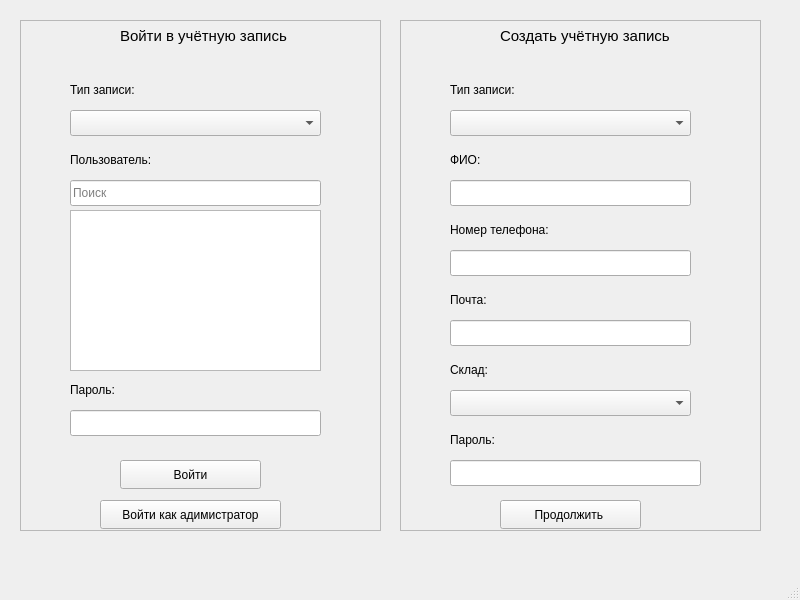
Qt form mainwindow.ui (Zel1k21/warehouse_management_qt) before a commit.
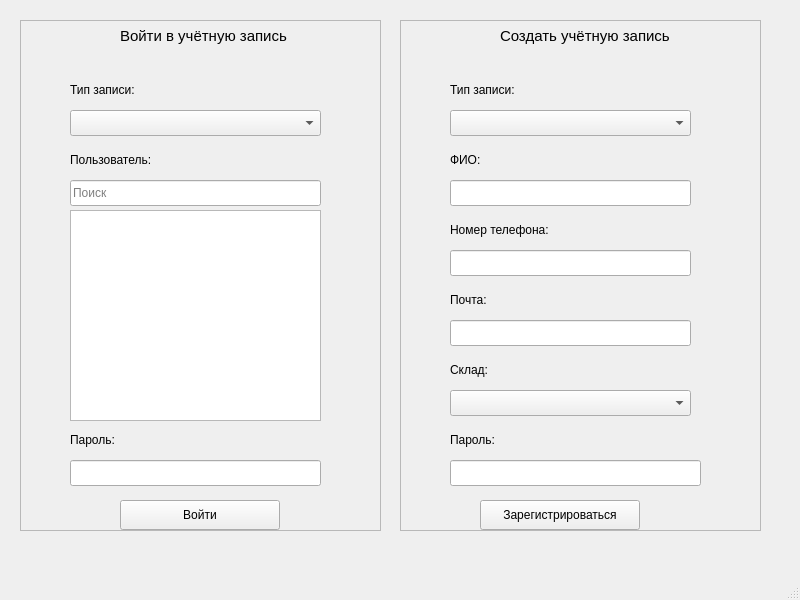
The same form after that commit.

What changed in the file:
```diff
--- a/mainwindow.ui
+++ b/mainwindow.ui
@@ -61,7 +61,7 @@
        <x>50</x>
        <y>190</y>
        <width>251</width>
-       <height>161</height>
+       <height>211</height>
       </rect>
      </property>
     </widget>
@@ -95,7 +95,7 @@
      <property name="geometry">
       <rect>
        <x>50</x>
-       <y>390</y>
+       <y>440</y>
        <width>251</width>
        <height>26</height>
       </rect>
@@ -105,7 +105,7 @@
      <property name="geometry">
       <rect>
        <x>50</x>
-       <y>360</y>
+       <y>410</y>
        <width>121</width>
        <height>20</height>
       </rect>
@@ -136,28 +136,15 @@
      <property name="geometry">
       <rect>
        <x>100</x>
-       <y>440</y>
-       <width>141</width>
-       <height>29</height>
+       <y>480</y>
+       <width>160</width>
+       <height>30</height>
       </rect>
      </property>
      <property name="text">
       <string>Войти</string>
      </property>
     </widget>
-    <widget class="QPushButton" name="loginAsAdminButton">
-     <property name="geometry">
-      <rect>
-       <x>80</x>
-       <y>480</y>
-       <width>181</width>
-       <height>29</height>
-      </rect>
-     </property>
-     <property name="text">
-      <string>Войти как адимистратор</string>
-     </property>
-    </widget>
    </widget>
    <widget class="QFrame" name="signup_frame">
     <property name="geometry">
@@ -513,14 +500,14 @@
     <widget class="QPushButton" name="signupButton">
      <property name="geometry">
       <rect>
-       <x>100</x>
+       <x>80</x>
        <y>480</y>
-       <width>141</width>
-       <height>29</height>
+       <width>160</width>
+       <height>30</height>
       </rect>
      </property>
      <property name="text">
-      <string>Продолжить </string>
+      <string>Зарегистрироваться</string>
      </property>
     </widget>
    </widget>
```
Left out of the diff: 2 changed lines with no effect on the pictures.
